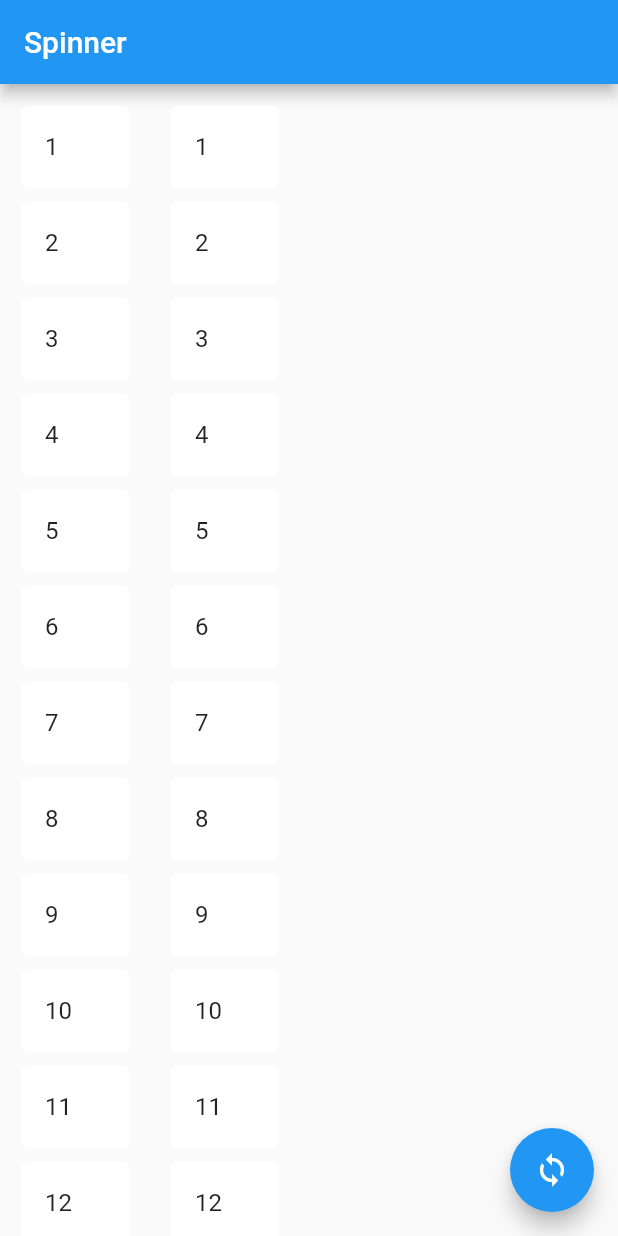
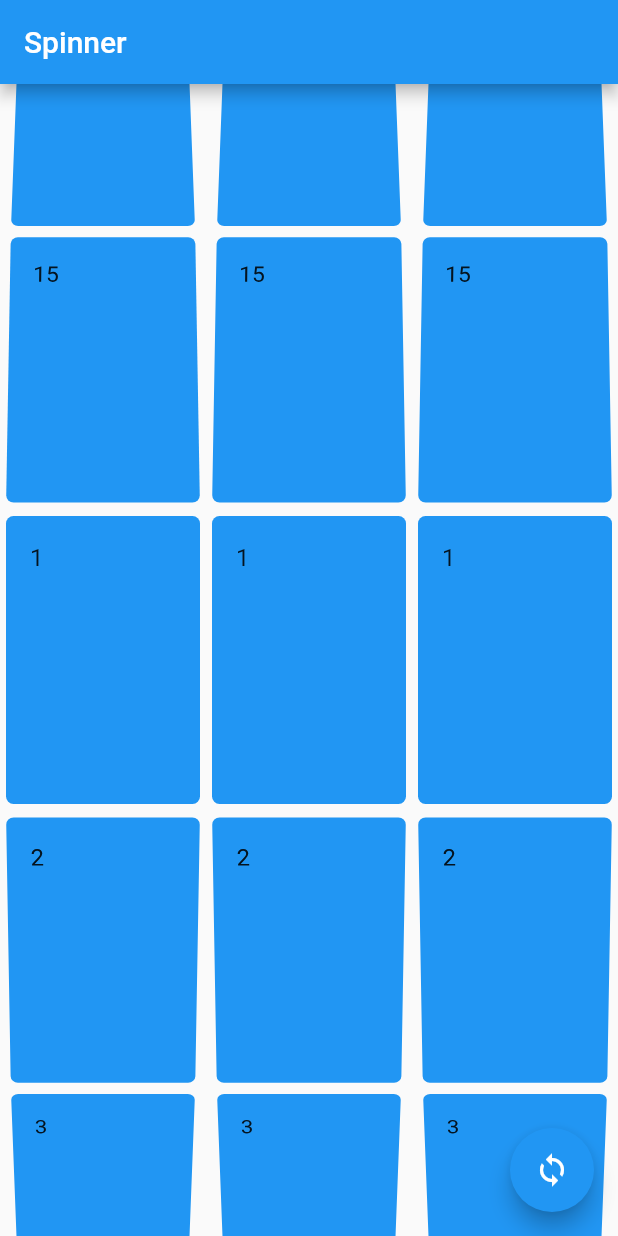
Before and after one commit to badenb/slot-machine-spinner, a Flutter app: the screen it shows after launch, on a phone screen of 412 x 824 dp. Run offline on Flutter 3.47's test engine with Material 2 defaults, Android fonts, the phone set to English and light mode, and no system bars.

Commit message:
spin functionality working

```diff
--- a/lib/main.dart
+++ b/lib/main.dart
@@ -29,20 +29,16 @@
 }
 
 class _MyHomePageState extends State<MyHomePage> {
+  final FixedExtentScrollController _controllerLeft = FixedExtentScrollController();
+  final FixedExtentScrollController _controllerCenter = FixedExtentScrollController();
+  final FixedExtentScrollController _controllerRight = FixedExtentScrollController();
+
   Random random = Random();
   int? numLeft = 0;
   int? numCenter = 0;
   int? numright = 0;
 
-  final List<String> entries = <String>['A', 'B', 'C'];
-  final List<int> colorCodes = <int>[600, 500, 100];
-  final list = List<int>.generate(100, (i) => i + 1);
-
-  void _randomNumber() {
-    setState(() {
-      numLeft = random.nextInt(100);
-    });
-  }
+  final list = List<int>.generate(15, (i) => i + 1);
 
   @override
   Widget build(BuildContext context) {
@@ -52,15 +48,14 @@
       ),
       body: Row(
         children: [
-          SizedBox(
-            width: 100,
-            child: ListView.builder(
-              scrollDirection: Axis.vertical,
-              shrinkWrap: true,
-              padding: const EdgeInsets.all(10),
-              itemCount: list.length,
-              itemBuilder: (BuildContext context, int index) {
-                return Card(
+          Expanded(
+            child: ListWheelScrollView.useDelegate(
+              controller: _controllerLeft,
+              itemExtent: 200,
+              diameterRatio: 6,
+              childDelegate: ListWheelChildLoopingListDelegate(
+                children: List<Widget>.generate(list.length, (index) => Card(
+                  color: Colors.blue,
                   elevation: 0,
                   shape: RoundedRectangleBorder(
                     borderRadius: BorderRadius.circular(5.0),
@@ -78,19 +73,23 @@
                       )
                     ],
                   ),
-                );
+                ),)
+              ),
+              onSelectedItemChanged: (index) => {
+                setState(() {
+                  numLeft = index;
+                })
               },
             ),
           ),
-          SizedBox(
-            width: 100,
-            child: ListView.builder(
-              scrollDirection: Axis.vertical,
-              shrinkWrap: true,
-              padding: const EdgeInsets.all(10),
-              itemCount: list.length,
-              itemBuilder: (BuildContext context, int index) {
-                return Card(
+          Expanded(
+            child: ListWheelScrollView.useDelegate(
+              controller: _controllerCenter,
+              itemExtent: 200,
+              diameterRatio: 6,
+              childDelegate: ListWheelChildLoopingListDelegate(
+                children: List<Widget>.generate(list.length, (index) => Card(
+                  color: Colors.blue,
                   elevation: 0,
                   shape: RoundedRectangleBorder(
                     borderRadius: BorderRadius.circular(5.0),
@@ -108,14 +107,53 @@
                       )
                     ],
                   ),
-                );
-              },
+                ),)
+              ),
+            ),
+          ),
+          Expanded(
+            child: ListWheelScrollView.useDelegate(
+              controller: _controllerRight,
+              itemExtent: 200,
+              diameterRatio: 6,
+              childDelegate: ListWheelChildLoopingListDelegate(
+                children: List<Widget>.generate(list.length, (index) => Card(
+                  color: Colors.blue,
+                  elevation: 0,
+                  shape: RoundedRectangleBorder(
+                    borderRadius: BorderRadius.circular(5.0),
+                  ),
+                  child: Column(
+                    children: <Widget>[
+                      ListTile(
+                        shape: RoundedRectangleBorder(
+                          borderRadius:
+                              BorderRadius.circular(5.0),
+                        ),
+                        title: Text(
+                          "${list[index]}",
+                        ),
+                      )
+                    ],
+                  ),
+                ),)
+              ),
             ),
           ),
         ],
       ),
       floatingActionButton: FloatingActionButton(
-        onPressed: _randomNumber,
+        onPressed: () {
+          _controllerLeft.animateToItem(random.nextInt(15),
+          duration: const Duration(milliseconds: 2000),
+          curve: Curves.linear);
+          _controllerCenter.animateToItem(random.nextInt(15),
+          duration: const Duration(milliseconds: 2000),
+          curve: Curves.linear);
+          _controllerRight.animateToItem(random.nextInt(15),
+          duration: const Duration(milliseconds: 2000),
+          curve: Curves.linear);
+        },
         tooltip: 'Spin',
         child: const Icon(Icons.sync),
       ),
```
